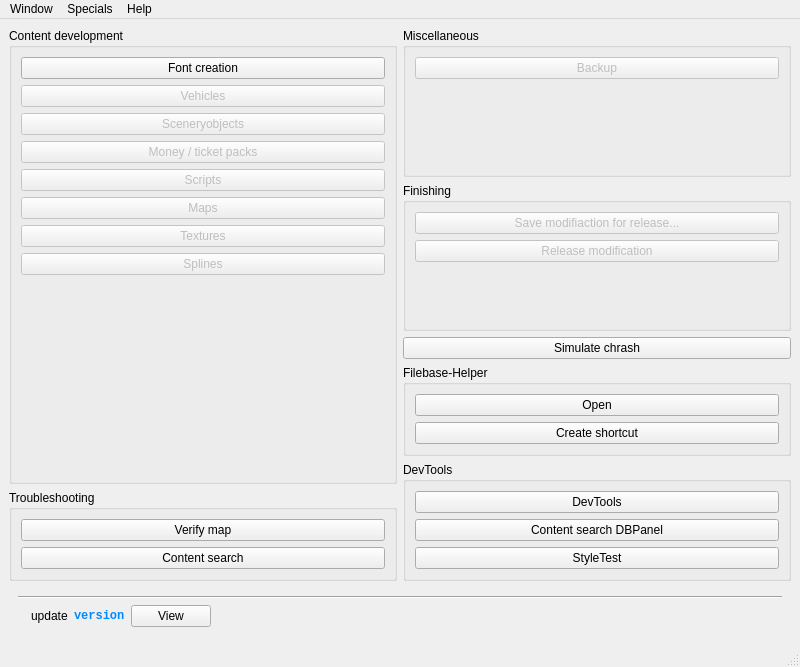
pietr26/OMSI-Tools, file wstart.ui: the form before one commit.
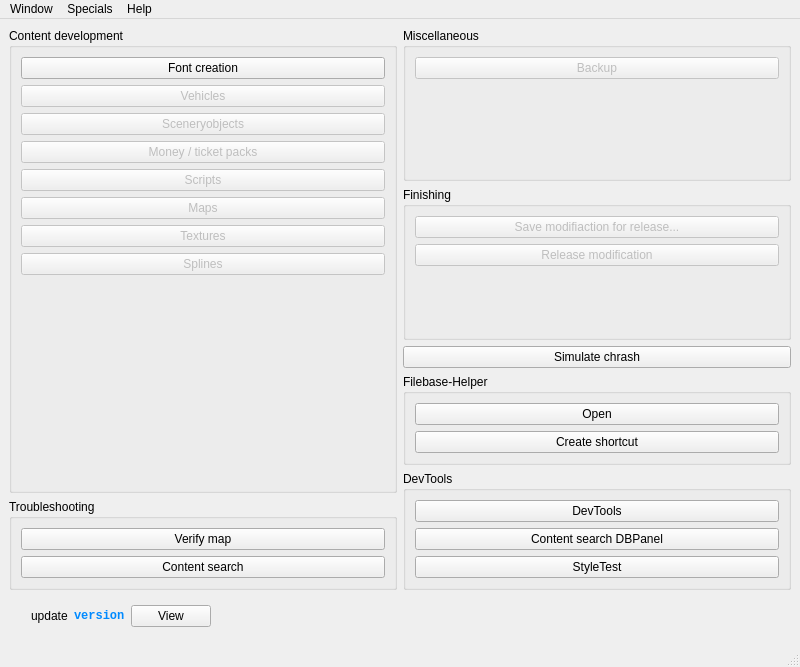
The form after the commit. Icons and pictures are not drawn.

```diff
--- a/wstart.ui
+++ b/wstart.ui
@@ -450,18 +450,9 @@
      </layout>
     </item>
     <item>
-     <widget class="QWidget" name="wdgUpdate" native="true">
-      <layout class="QVBoxLayout" name="verticalLayout_11">
+     <layout class="QVBoxLayout" name="vlaUpdate">
        <item>
-        <widget class="Line" name="line">
-         <property name="orientation">
-          <enum>Qt::Horizontal</enum>
-         </property>
-        </widget>
-       </item>
-       <item>
-        <layout class="QVBoxLayout" name="verticalLayout_10">
-         <item>
+       <widget class="QFrame" name="fraUpdate">
           <layout class="QHBoxLayout" name="horizontalLayout">
            <item>
             <widget class="QLabel" name="lblUpdateIcon">
@@ -526,11 +517,9 @@
             </spacer>
            </item>
           </layout>
-         </item>
-        </layout>
-       </item>
-      </layout>
-     </widget>
+       </widget>
+      </item>
+     </layout>
     </item>
    </layout>
   </widget>
```
Left out of the diff: 4 changed lines with no effect on the pictures. Lines whose indentation alone changed are shown as unchanged.
